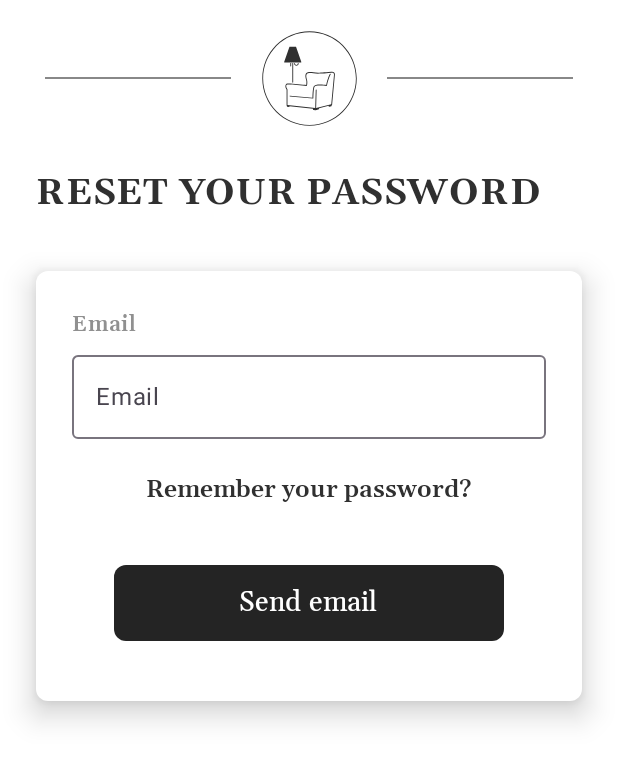
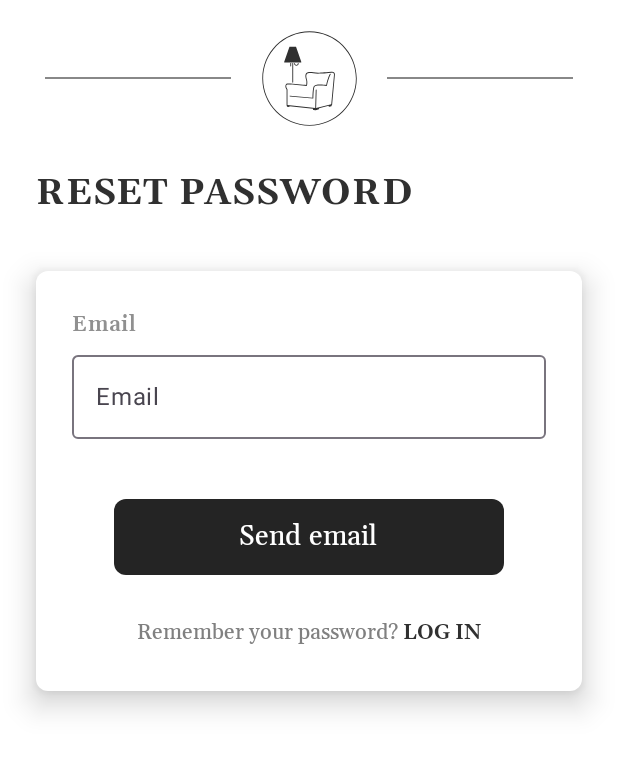
Before and after one commit to franjojosip/Furniture4You, an Android app built with Jetpack Compose: the forgot_password screen opened through its navigation route, on a phone screen of 412 x 824 dp. Shown: the top 761 px of the screen. Run offline under Robolectric (Android 15) with nearby library versions, the light colour scheme and no system bars.

Commit message:
- updated forgot password screen

```diff
--- a/app/src/main/java/com/fjjukic/furniture4you/ui/auth/ForgotPasswordScreen.kt
+++ b/app/src/main/java/com/fjjukic/furniture4you/ui/auth/ForgotPasswordScreen.kt
@@ -24,9 +24,10 @@ import androidx.compose.ui.Alignment
 import androidx.compose.ui.Modifier
 import androidx.compose.ui.graphics.Color
 import androidx.compose.ui.res.stringResource
-import androidx.compose.ui.text.AnnotatedString
-import androidx.compose.ui.text.TextStyle
+import androidx.compose.ui.text.SpanStyle
+import androidx.compose.ui.text.buildAnnotatedString
 import androidx.compose.ui.text.font.FontWeight
+import androidx.compose.ui.text.withStyle
 import androidx.compose.ui.tooling.preview.Preview
 import androidx.compose.ui.unit.dp
 import androidx.compose.ui.unit.sp
@@ -75,7 +76,6 @@ fun ForgotPasswordForm(
     onLoginClicked: () -> Unit
 ) {
     var email by remember { mutableStateOf("") }
-    var password by remember { mutableStateOf("") }
 
     Card(
         colors = CardDefaults.cardColors(
@@ -97,30 +97,15 @@ fun ForgotPasswordForm(
             shouldShowError = email.isNotEmpty() && !isValidEmail(email),
             errorMessage = stringResource(R.string.error_invalid_email)
         )
-
-        ClickableText(
-            modifier = Modifier
-                .align(Alignment.CenterHorizontally)
-                .padding(top = 24.dp),
-            text = AnnotatedString(stringResource(R.string.reset_button_remember_password)),
-            style = TextStyle(
-                fontSize = 16.sp,
-                fontFamily = gelatioFamily,
-                fontWeight = FontWeight.SemiBold,
-                color = Color(0xFF303030),
-            ), onClick = {
-                onLoginClicked.invoke()
-            })
-
         Button(
             shape = RoundedCornerShape(8.dp),
             colors = ButtonDefaults.buttonColors(Color(0xFF242424)),
             modifier = modifier
-                .padding(vertical = 40.dp)
+                .padding(top = 40.dp)
                 .width(260.dp)
                 .align(Alignment.CenterHorizontally),
             onClick = {
-                onLoginClicked.invoke()
+                // Send email action
             }) {
             Text(
                 text = stringResource(R.string.reset_password_button),
@@ -131,5 +116,35 @@ fun ForgotPasswordForm(
                 modifier = Modifier.padding(6.dp)
             )
         }
+        ClickableText(
+            modifier = Modifier
+                .align(Alignment.CenterHorizontally)
+                .padding(top = 30.dp, bottom = 30.dp),
+            text = buildAnnotatedString {
+                withStyle(
+                    style = SpanStyle(
+                        fontSize = 14.sp,
+                        fontFamily = gelatioFamily,
+                        fontWeight = FontWeight.Medium,
+                        color = Color(0xFF808080),
+                    )
+                ) {
+                    append(stringResource(R.string.reset_button_remember_password))
+                }
+                append(" ")
+                withStyle(
+                    style = SpanStyle(
+                        fontSize = 14.sp,
+                        fontFamily = gelatioFamily,
+                        fontWeight = FontWeight.SemiBold,
+                        color = Color(0xFF303030),
+                    )
+                ) {
+                    append(stringResource(R.string.login_button).uppercase())
+                }
+            }, onClick = {
+                onLoginClicked.invoke()
+            })
+
     }
 }
--- a/app/src/main/java/com/fjjukic/furniture4you/ui/auth/RegisterScreen.kt
+++ b/app/src/main/java/com/fjjukic/furniture4you/ui/auth/RegisterScreen.kt
@@ -149,7 +149,7 @@ fun RegisterForm(
                         color = Color(0xFF808080),
                     )
                 ) {
-                    append("Already have account?")
+                    append(stringResource(R.string.register_have_account))
                 }
                 append(" ")
                 withStyle(
@@ -160,7 +160,7 @@ fun RegisterForm(
                         color = Color(0xFF303030),
                     )
                 ) {
-                    append("Sign in".uppercase())
+                    append(stringResource(R.string.register_button_sign_in).uppercase())
                 }
             }, onClick = {
                 onLoginClicked.invoke()
--- a/app/src/main/res/values/strings.xml
+++ b/app/src/main/res/values/strings.xml
@@ -13,8 +13,10 @@
     <string name="login_button">Log in</string>
 
     <string name="register_title">Welcome</string>
+    <string name="register_have_account">Already have account?</string>
+    <string name="register_button_sign_in">Sign up</string>
 
-    <string name="reset_password_title">Reset your password</string>
+    <string name="reset_password_title">Reset password</string>
     <string name="reset_password_button">Send email</string>
     <string name="reset_button_remember_password">Remember your password?</string>
 
```
